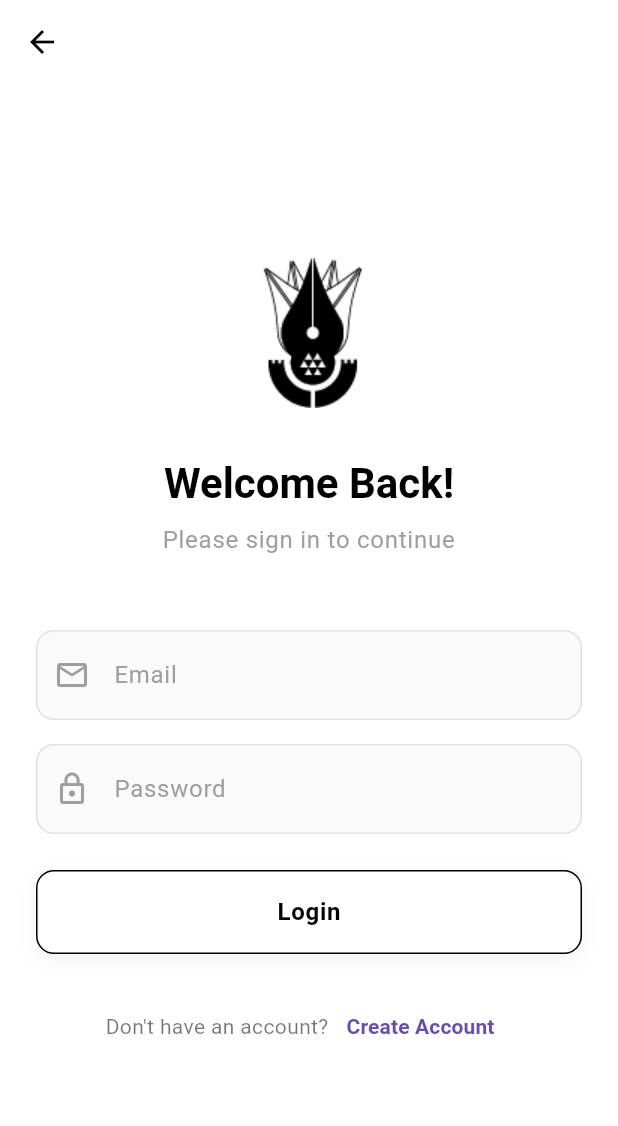
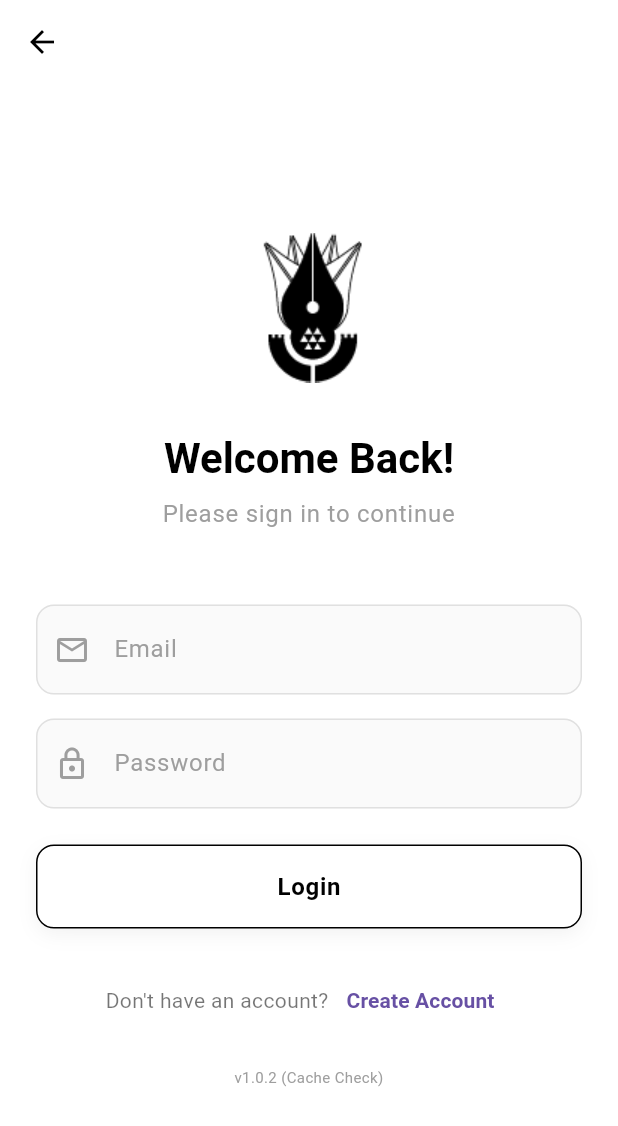
Before and after one commit to s3fyi8u/sdotist, a Flutter app: the LoginScreen screen opened by its route, on a phone screen of 412 x 824 dp. Shown: the top 1126 px of the screen. Run offline on Flutter 3.47's test engine with Material 3 defaults, Android fonts, the phone set to English and light mode, and no system bars; our stand-ins replace cached_network_image, dio, flutter_secure_storage, image_picker, package_info_plus; accounts and stored records are empty; network calls fail.

```diff
--- a/flutter_app/lib/features/auth/screens/login_screen.dart
+++ b/flutter_app/lib/features/auth/screens/login_screen.dart
@@ -213,6 +213,12 @@
               ),
             ],
           ),
+          const SizedBox(height: 20),
+          const Text(
+            "v1.0.2 (Cache Check)",
+            textAlign: TextAlign.center,
+            style: TextStyle(color: Colors.grey, fontSize: 10),
+          ),
         ],
       ),
     );
```
